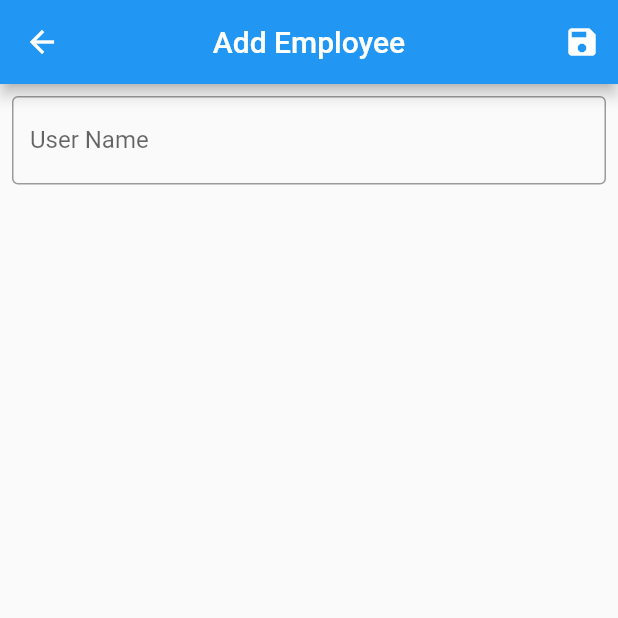
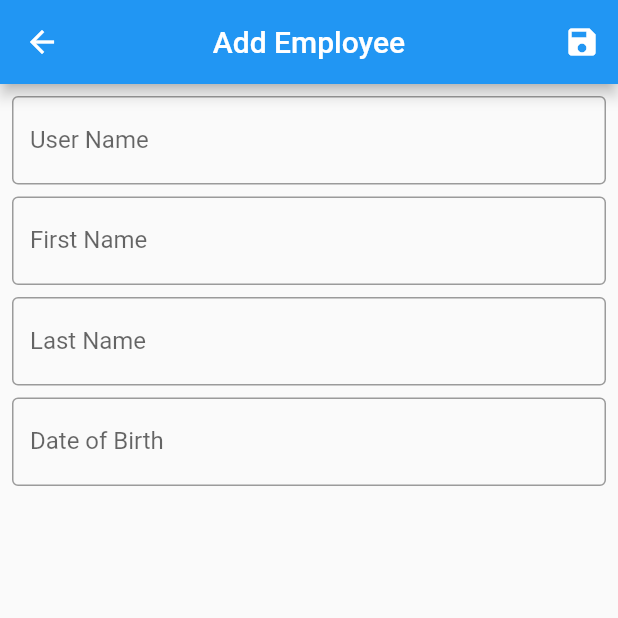
Before and after one commit to AUNG533/Flutter_SQLite, a Flutter app: the AddEmployeeScreen screen opened by its route, on a phone screen of 412 x 824 dp, the top half of it. Run offline on Flutter 3.47's test engine with Material 2 defaults, Android fonts, the phone set to English and light mode, and no system bars.

Commit message:
Extract TextFormField Widget

```diff
--- a/lib/screen/add_employee_screen.dart
+++ b/lib/screen/add_employee_screen.dart
@@ -1,3 +1,4 @@
+import 'package:employee_book/widget/custom_text_form_field.dart';
 import 'package:flutter/material.dart';
 
 class AddEmployeeScreen extends StatefulWidget {
@@ -8,7 +9,10 @@ class AddEmployeeScreen extends StatefulWidget {
 }
 
 class _AddEmployeeScreenState extends State<AddEmployeeScreen> {
-  final TextEditingController _controller = TextEditingController();
+  final TextEditingController _userNameController = TextEditingController();
+  final TextEditingController _firstNameController = TextEditingController();
+  final TextEditingController _lastNameController = TextEditingController();
+  final TextEditingController _dateOdBirthController = TextEditingController();
 
   @override
   Widget build(BuildContext context) {
@@ -28,19 +32,14 @@ class _AddEmployeeScreenState extends State<AddEmployeeScreen> {
       body: Padding(
         padding: const EdgeInsets.all(8.0),
         child: Column(children: [
-          TextFormField(
-            controller: _controller,
-            keyboardType: TextInputType.name,
-            decoration: const InputDecoration(
-              border: OutlineInputBorder(),
-              labelText: 'User Name',
-            ),
-            validator: (value) {
-              if (value == null || value.isEmpty) {
-                return 'User name  cannot be empty';
-              }
-            },
-          ),
+          CustomTextFormField(controller: _userNameController, txtLabel: 'User Name'),
+          const SizedBox(height: 8.0),
+          CustomTextFormField(controller: _firstNameController, txtLabel: 'First Name'),
+          const SizedBox(height: 8.0),
+          CustomTextFormField(controller: _lastNameController, txtLabel: 'Last Name'),
+          const SizedBox(height: 8.0),
+          CustomTextFormField(controller: _dateOdBirthController, txtLabel: 'Date of Birth'),
+          const SizedBox(height: 8.0),
         ]),
       ),
     );
--- /dev/null
+++ b/lib/widget/custom_text_form_field.dart
@@ -0,0 +1,32 @@
+import 'package:flutter/material.dart';
+
+class CustomTextFormField extends StatelessWidget {
+  const CustomTextFormField({
+    Key? key,
+    required TextEditingController controller,
+    required String txtLabel,
+  })  : _controller = controller,
+        _txtLabel = txtLabel,
+        super(key: key);
+
+  final TextEditingController _controller;
+  final String _txtLabel;
+
+  @override
+  Widget build(BuildContext context) {
+    return TextFormField(
+      controller: _controller,
+      keyboardType: TextInputType.name,
+      decoration: InputDecoration(
+        border: const OutlineInputBorder(),
+        label: Text(_txtLabel),
+      ),
+      validator: (value) {
+        if (value == null || value.isEmpty) {
+          return '$_txtLabel  cannot be empty';
+        }
+        return null;
+      },
+    );
+  }
+}
```
